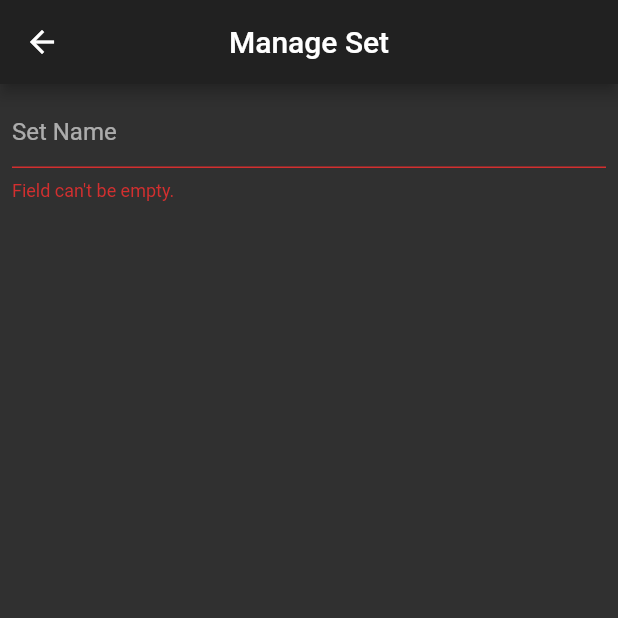
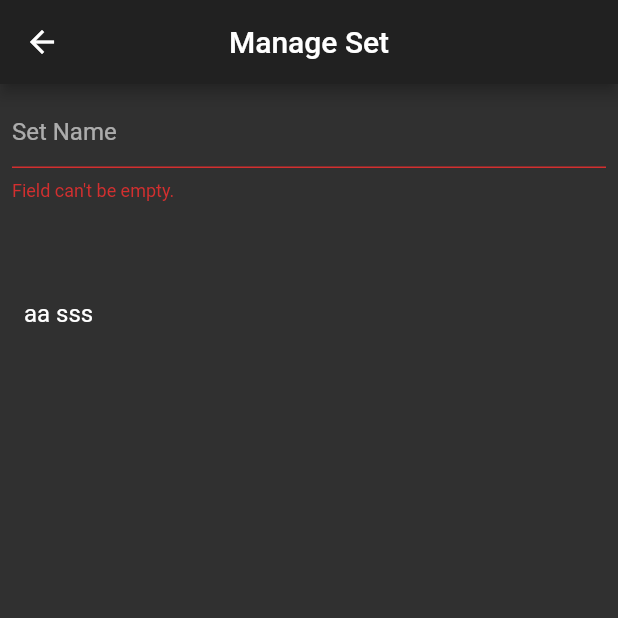
Before and after one commit to GenixPL/my-word, a Flutter app: the EditSetPage screen opened directly with empty values, item 3 of the bottom bar chosen, on a phone screen of 412 x 824 dp, the top half of it. Run offline on Flutter 3.47's test engine with Material 2 defaults, Android fonts, the phone set to English and light mode, and no system bars; our stand-ins replace cloud_firestore, firebase_auth; missing offline and left inert: language_pickers; accounts and stored records are empty.

```diff
--- a/lib/pages/sets/add_pair.dart
+++ b/lib/pages/sets/add_pair.dart
@@ -125,7 +125,7 @@ class _AddPairPageSate extends State<AddPairPage> {
 
 							if (_isWord1Valid && _isWord2Valid) {
 								FocusScope.of(context).requestFocus(new FocusNode());
-								_set.wordPairs.add(WordPair.createNew(_word1Controller.text, _word2Controller.text));
+								_set.addWordPair(_word1Controller.text, _word2Controller.text);
 								Navigator.of(context).pop();
 							}
 						},
--- a/lib/pages/sets/edit_set_page.dart
+++ b/lib/pages/sets/edit_set_page.dart
@@ -117,11 +117,13 @@ class _EditSetPageState extends State<EditSetPage> {
 
 	Widget _pairs(BuildContext context) {
 		return Expanded(
-			child: ListView.separated(
-				itemCount: _set.wordPairs.length,
-				itemBuilder: _buildListTile,
-				separatorBuilder: (context, i) => Divider(),
+			child: Scrollbar(
+			  child: ListView.separated(
+			  	itemCount: _set.wordPairs.length,
+			  	itemBuilder: _buildListTile,
+			  	separatorBuilder: (context, i) => Divider(),
 
+			  ),
 			),
 		);
 	}
@@ -199,6 +201,7 @@ class _EditSetPageState extends State<EditSetPage> {
 						onPressed: () {
 							print('save');
 							_validateName();
+							_set.addWordPair('aa', 'sss');
 							print(_set.toMap());
 						}
 					),
--- a/lib/pages/sets/sets_menu_page.dart
+++ b/lib/pages/sets/sets_menu_page.dart
@@ -59,7 +59,8 @@ class SetsPage extends StatelessWidget {
 		var auth = Provider.of<AuthService>(context);
 		var sets = auth.user.sets;
 
-		return ListView.separated(
+		return Scrollbar(
+		  child: ListView.separated(
 		  	itemCount: sets.length,
 		  	itemBuilder: (context, i) =>
 		  		ListTile(
@@ -82,6 +83,7 @@ class SetsPage extends StatelessWidget {
 		  			},
 		  		),
 		  	separatorBuilder: (context, i) => Divider(),
+		  ),
 		);
 	}
 
```
Lines whose indentation alone changed are shown as unchanged.
